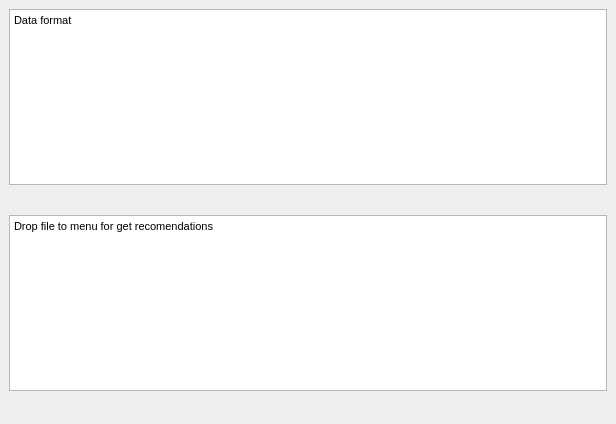
Before: the Qt Designer form DiplomWork/StegLove/mainwindow.ui in Cpp-Gleb/study, drawn with Qt 5.
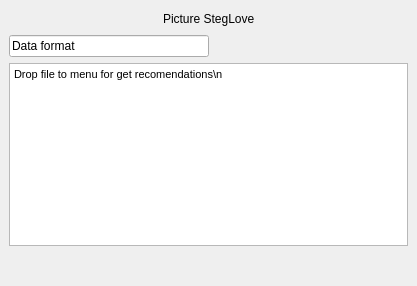
After: the same form once the commit is applied.

Commit message: StegLove without disain and some text  all func work

```diff
--- a/DiplomWork/StegLove/mainwindow.ui
+++ b/DiplomWork/StegLove/mainwindow.ui
@@ -6,8 +6,8 @@
    <rect>
     <x>0</x>
     <y>0</y>
-    <width>616</width>
-    <height>424</height>
+    <width>417</width>
+    <height>286</height>
    </rect>
   </property>
   <property name="windowTitle">
@@ -16,28 +16,68 @@
   <widget class="QWidget" name="centralwidget">
    <layout class="QVBoxLayout" name="verticalLayout">
     <item>
-     <widget class="QTextBrowser" name="textBrowser_format">
-      <property name="html">
-       <string>&lt;!DOCTYPE HTML PUBLIC &quot;-//W3C//DTD HTML 4.0//EN&quot; &quot;http://www.w3.org/TR/REC-html40/strict.dtd&quot;&gt;
-&lt;html&gt;&lt;head&gt;&lt;meta name=&quot;qrichtext&quot; content=&quot;1&quot; /&gt;&lt;style type=&quot;text/css&quot;&gt;
-p, li { white-space: pre-wrap; }
-&lt;/style&gt;&lt;/head&gt;&lt;body style=&quot; font-family:'MS Shell Dlg 2'; font-size:8pt; font-weight:400; font-style:normal;&quot;&gt;
-&lt;p style=&quot; margin-top:0px; margin-bottom:0px; margin-left:0px; margin-right:0px; -qt-block-indent:0; text-indent:0px;&quot;&gt;Data format&lt;/p&gt;&lt;/body&gt;&lt;/html&gt;</string>
-      </property>
-     </widget>
+     <layout class="QHBoxLayout" name="horizontalLayout">
+      <item>
+       <spacer name="horizontalSpacer_2">
+        <property name="orientation">
+         <enum>Qt::Horizontal</enum>
+        </property>
+        <property name="sizeHint" stdset="0">
+         <size>
+          <width>37</width>
+          <height>17</height>
+         </size>
+        </property>
+       </spacer>
+      </item>
+      <item>
+       <widget class="QLabel" name="label_picture">
+        <property name="text">
+         <string>Picture StegLove</string>
+        </property>
+       </widget>
+      </item>
+      <item>
+       <spacer name="horizontalSpacer_3">
+        <property name="orientation">
+         <enum>Qt::Horizontal</enum>
+        </property>
+        <property name="sizeHint" stdset="0">
+         <size>
+          <width>40</width>
+          <height>20</height>
+         </size>
+        </property>
+       </spacer>
+      </item>
+     </layout>
     </item>
     <item>
-     <spacer name="verticalSpacer">
-      <property name="orientation">
-       <enum>Qt::Vertical</enum>
-      </property>
-      <property name="sizeHint" stdset="0">
-       <size>
-        <width>20</width>
-        <height>40</height>
-       </size>
-      </property>
-     </spacer>
+     <layout class="QHBoxLayout" name="horizontalLayout_2">
+      <item>
+       <widget class="QLineEdit" name="label_format">
+        <property name="text">
+         <string>Data format</string>
+        </property>
+        <property name="readOnly">
+         <bool>true</bool>
+        </property>
+       </widget>
+      </item>
+      <item>
+       <spacer name="horizontalSpacer">
+        <property name="orientation">
+         <enum>Qt::Horizontal</enum>
+        </property>
+        <property name="sizeHint" stdset="0">
+         <size>
+          <width>40</width>
+          <height>20</height>
+         </size>
+        </property>
+       </spacer>
+      </item>
+     </layout>
     </item>
     <item>
      <widget class="QTextBrowser" name="textBrowser_rec">
@@ -46,13 +86,13 @@
 &lt;html&gt;&lt;head&gt;&lt;meta name=&quot;qrichtext&quot; content=&quot;1&quot; /&gt;&lt;style type=&quot;text/css&quot;&gt;
 p, li { white-space: pre-wrap; }
 &lt;/style&gt;&lt;/head&gt;&lt;body style=&quot; font-family:'MS Shell Dlg 2'; font-size:8pt; font-weight:400; font-style:normal;&quot;&gt;
-&lt;p style=&quot; margin-top:0px; margin-bottom:0px; margin-left:0px; margin-right:0px; -qt-block-indent:0; text-indent:0px;&quot;&gt;Drop file to menu for get recomendations&lt;/p&gt;
+&lt;p style=&quot; margin-top:0px; margin-bottom:0px; margin-left:0px; margin-right:0px; -qt-block-indent:0; text-indent:0px;&quot;&gt;Drop file to menu for get recomendations\n&lt;/p&gt;
 &lt;p style=&quot;-qt-paragraph-type:empty; margin-top:0px; margin-bottom:0px; margin-left:0px; margin-right:0px; -qt-block-indent:0; text-indent:0px;&quot;&gt;&lt;br /&gt;&lt;/p&gt;&lt;/body&gt;&lt;/html&gt;</string>
       </property>
      </widget>
     </item>
     <item>
-     <spacer name="verticalSpacer_2">
+     <spacer name="verticalSpacer">
       <property name="orientation">
        <enum>Qt::Vertical</enum>
       </property>
```
Left out of the diff: 4 changed lines with no effect on the pictures. The commit also changes 21 other files.
